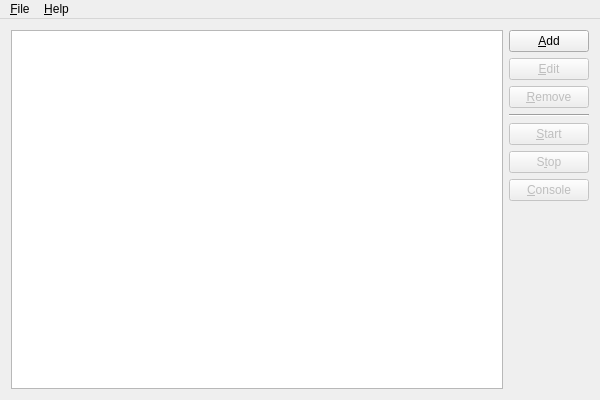
Before: the Qt Designer form source/mainwindow.ui in martin-kudlicka/crypto-miner, drawn with Qt 5.
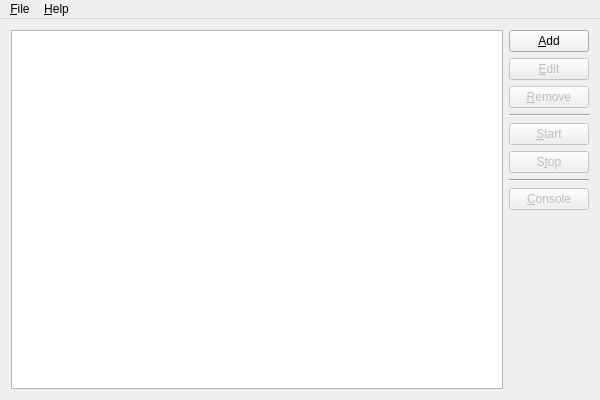
After: the same form once the commit is applied.

Commit message: * allow console also when miner is not running

Patch:
```diff
--- a/source/mainwindow.ui
+++ b/source/mainwindow.ui
@@ -84,6 +84,13 @@
         </property>
        </widget>
       </item>
+      <item>
+       <widget class="Line" name="line_2">
+        <property name="orientation">
+         <enum>Qt::Horizontal</enum>
+        </property>
+       </widget>
+      </item>
       <item>
        <widget class="QPushButton" name="miningUnitConsole">
         <property name="enabled">
```
The commit also changes 2 other files.
